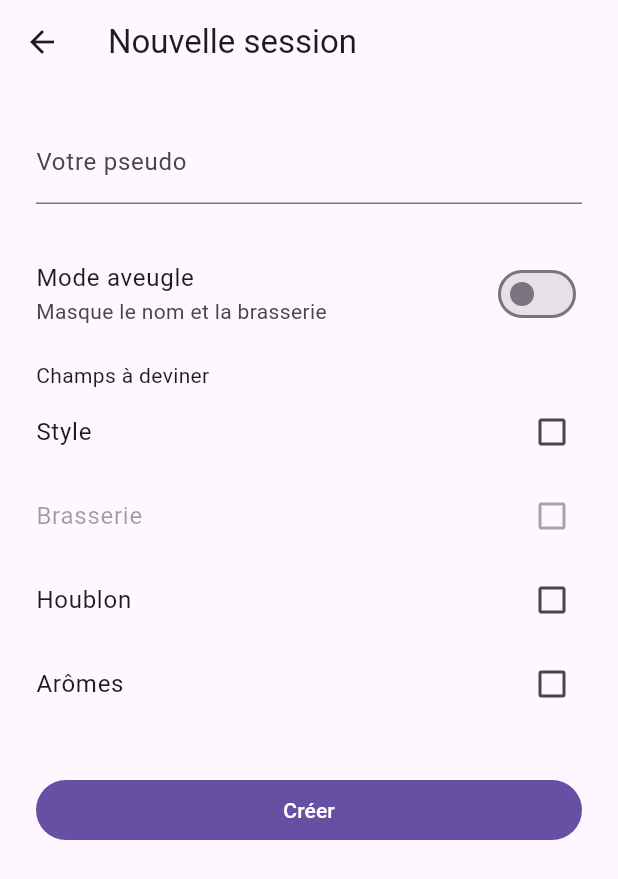
After one commit to BLAS-Hugo/brewtaste, a Flutter app: the CreateSessionScreen screen opened directly, on a phone screen of 412 x 824 dp. The commit adds this screen. Shown: the top 879 px of the screen. Run offline on Flutter 3.47's test engine with Material 3 defaults, Android fonts, the phone set to English and light mode, and no system bars; drawn by our look-alikes of sentry_flutter; our stand-ins replace app_links, appwrite, flutter_riverpod, freezed_annotation, go_router, riverpod_annotation; generated files the repository leaves out were written again; network calls fail.

Commit message:
feat(session): CreateSessionScreen + JoinSessionScreen (#13)
- Add CreateSessionScreen: pseudo, blind mode toggle, guess field checkboxes (brewery auto-disabled when not blind); navigates to lobby on success
- Add JoinSessionScreen: code input (auto-uppercased), pseudo, per-error inline messages; navigates to lobby on success
- Add CreateSessionNotifier / JoinSessionNotifier (AsyncNotifier); auth failure is caught inside AsyncValue.guard to avoid stuck loading state
- Extend CreateSessionUseCase to register host as participant (pseudo param added); update tests including assertion that createParticipant is called with correct host args
- Wire /session/create and /session/join routes in GoRouter
- Wire HomeScreen navigation buttons

Co-Authored-By: Claude Sonnet 4.6 <noreply@anthropic.com>

```diff
--- a/lib/core/router/app_router.dart
+++ b/lib/core/router/app_router.dart
@@ -1,4 +1,6 @@
+import 'package:brewtaste/features/session/presentation/screens/create_session_screen.dart';
 import 'package:brewtaste/features/session/presentation/screens/home_screen.dart';
+import 'package:brewtaste/features/session/presentation/screens/join_session_screen.dart';
 import 'package:flutter/material.dart';
 import 'package:go_router/go_router.dart';
 import 'package:riverpod_annotation/riverpod_annotation.dart';
@@ -13,6 +15,14 @@ GoRouter appRouter(Ref ref) {
         path: '/',
         builder: (context, state) => const HomeScreen(),
       ),
+      GoRoute(
+        path: '/session/create',
+        builder: (context, state) => const CreateSessionScreen(),
+      ),
+      GoRoute(
+        path: '/session/join',
+        builder: (context, state) => const JoinSessionScreen(),
+      ),
     ],
     errorBuilder: (context, state) => Scaffold(
       body: Center(child: Text('Page not found: ${state.error}')),
--- a/lib/features/session/domain/use_cases/create_session_use_case.dart
+++ b/lib/features/session/domain/use_cases/create_session_use_case.dart
@@ -19,7 +19,8 @@ final class CreateSessionUseCase {
 
   static const _maxAttempts = 5;
 
-  /// Creates a new session for [hostId].
+  /// Creates a new session for [hostId] and registers the host as a
+  /// participant under [pseudo].
   ///
   /// Generates a unique `BREW-XXXX` code, retrying up to 5 times on
   /// collision. Throws [SessionCodeCollisionException] (already reported
@@ -37,6 +38,7 @@ final class CreateSessionUseCase {
   /// Sentry before propagating to the caller.
   Future<Session> call({
     required String hostId,
+    required String pseudo,
     required bool isBlind,
     required List<GuessField> guessFields,
   }) async {
@@ -45,12 +47,19 @@ final class CreateSessionUseCase {
       try {
         final existing = await _repository.getSessionByCode(code);
         if (existing == null) {
-          return await _repository.createSession(
+          final session = await _repository.createSession(
             hostId: hostId,
             isBlind: isBlind,
             guessFields: guessFields,
             code: code,
           );
+          await _repository.createParticipant(
+            sessionId: session.id,
+            userId: hostId,
+            pseudo: pseudo,
+            isHost: true,
+          );
+          return session;
         }
         // existing != null → code is taken, try next
       } on SessionRevealedException {
--- /dev/null
+++ b/lib/features/session/presentation/screens/create_session_screen.dart
@@ -0,0 +1,175 @@
+import 'package:brewtaste/features/session/domain/errors/session_errors.dart';
+import 'package:brewtaste/features/session/presentation/notifiers/create_session_notifier.dart';
+import 'package:brewtaste/shared/domain/entities/session.dart';
+import 'package:flutter/material.dart';
+import 'package:flutter_riverpod/flutter_riverpod.dart';
+import 'package:go_router/go_router.dart';
+
+class CreateSessionScreen extends ConsumerStatefulWidget {
+  const CreateSessionScreen({super.key});
+
+  @override
+  ConsumerState<CreateSessionScreen> createState() =>
+      _CreateSessionScreenState();
+}
+
+class _CreateSessionScreenState extends ConsumerState<CreateSessionScreen> {
+  final _pseudoController = TextEditingController();
+  bool _isBlind = false;
+  final _guessFields = <GuessField>{};
+  bool _pseudoEmpty = false;
+
+  @override
+  void dispose() {
+    _pseudoController.dispose();
+    super.dispose();
+  }
+
+  void _toggleGuessField(GuessField field) {
+    setState(() {
+      if (_guessFields.contains(field)) {
+        _guessFields.remove(field);
+      } else {
+        _guessFields.add(field);
+      }
+    });
+  }
+
+  void _onBlindChanged(bool value) {
+    setState(() {
+      _isBlind = value;
+      if (!value) _guessFields.remove(GuessField.brewery);
+    });
+  }
+
+  Future<void> _submit() async {
+    final pseudo = _pseudoController.text.trim();
+    if (pseudo.isEmpty) {
+      setState(() => _pseudoEmpty = true);
+      return;
+    }
+    setState(() => _pseudoEmpty = false);
+    await ref.read(createSessionProvider.notifier).submit(
+          pseudo: pseudo,
+          isBlind: _isBlind,
+          guessFields: _guessFields.toList(),
+        );
+  }
+
+  String _errorMessage(Object error) {
+    if (error is SessionCodeCollisionException) {
+      return 'Impossible de générer un code unique, réessayez.';
+    }
+    return 'Une erreur inattendue est survenue.';
+  }
+
+  @override
+  Widget build(BuildContext context) {
+    ref.listen(createSessionProvider, (_, next) {
+      next.whenData((session) {
+        if (session != null) context.go('/session/${session.id}/lobby');
+      });
+    });
+
+    final state = ref.watch(createSessionProvider);
+    final isLoading = state.isLoading;
+
+    return Scaffold(
+      appBar: AppBar(title: const Text('Nouvelle session')),
+      body: ListView(
+        padding: const EdgeInsets.all(24),
+        children: [
+          TextField(
+            controller: _pseudoController,
+            decoration: InputDecoration(
+              labelText: 'Votre pseudo',
+              errorText: _pseudoEmpty ? 'Requis' : null,
+            ),
+            textCapitalization: TextCapitalization.words,
+            enabled: !isLoading,
+            onChanged: (_) {
+              if (_pseudoEmpty) setState(() => _pseudoEmpty = false);
+            },
+          ),
+          const SizedBox(height: 24),
+          SwitchListTile(
+            title: const Text('Mode aveugle'),
+            subtitle: const Text('Masque le nom et la brasserie'),
+            value: _isBlind,
+            onChanged: isLoading ? null : _onBlindChanged,
+            contentPadding: EdgeInsets.zero,
+          ),
+          const SizedBox(height: 8),
+          const Text('Champs à deviner'),
+          _GuessFieldTile(
+            label: 'Style',
+            checked: _guessFields.contains(GuessField.style),
+            onTap: isLoading ? null : () => _toggleGuessField(GuessField.style),
+          ),
+          _GuessFieldTile(
+            label: 'Brasserie',
+            checked: _guessFields.contains(GuessField.brewery),
+            enabled: _isBlind,
+            onTap: isLoading
+                ? null
+                : () => _toggleGuessField(GuessField.brewery),
+          ),
+          _GuessFieldTile(
+            label: 'Houblon',
+            checked: _guessFields.contains(GuessField.hops),
+            onTap: isLoading ? null : () => _toggleGuessField(GuessField.hops),
+          ),
+          _GuessFieldTile(
+            label: 'Arômes',
+            checked: _guessFields.contains(GuessField.aromas),
+            onTap: isLoading
+                ? null
+                : () => _toggleGuessField(GuessField.aromas),
+          ),
+          const SizedBox(height: 32),
+          FilledButton(
+            onPressed: isLoading ? null : _submit,
+            child: isLoading
+                ? const SizedBox.square(
+                    dimension: 20,
+                    child: CircularProgressIndicator(strokeWidth: 2),
+                  )
+                : const Text('Créer'),
+          ),
+          if (state.hasError) ...[
+            const SizedBox(height: 12),
+            Text(
+              _errorMessage(state.error!),
+              style: TextStyle(color: Theme.of(context).colorScheme.error),
+              textAlign: TextAlign.center,
+            ),
+          ],
+        ],
+      ),
+    );
+  }
+}
+
+class _GuessFieldTile extends StatelessWidget {
+  const _GuessFieldTile({
+    required this.label,
+    required this.checked,
+    this.enabled = true,
+    this.onTap,
+  });
+
+  final String label;
+  final bool checked;
+  final bool enabled;
+  final VoidCallback? onTap;
+
+  @override
+  Widget build(BuildContext context) {
+    return CheckboxListTile(
+      title: Text(label),
+      value: checked,
+      onChanged: (enabled && onTap != null) ? (_) => onTap!() : null,
+      contentPadding: EdgeInsets.zero,
+    );
+  }
+}
--- a/lib/features/session/presentation/screens/home_screen.dart
+++ b/lib/features/session/presentation/screens/home_screen.dart
@@ -1,5 +1,6 @@
 import 'package:flutter/material.dart';
 import 'package:flutter_riverpod/flutter_riverpod.dart';
+import 'package:go_router/go_router.dart';
 
 class HomeScreen extends ConsumerWidget {
   const HomeScreen({super.key});
@@ -12,12 +13,12 @@ class HomeScreen extends ConsumerWidget {
           mainAxisSize: MainAxisSize.min,
           children: [
             ElevatedButton(
-              onPressed: () {},
+              onPressed: () => context.push('/session/create'),
               child: const Text('Créer une session'),
             ),
             const SizedBox(height: 16),
             OutlinedButton(
-              onPressed: () {},
+              onPressed: () => context.push('/session/join'),
               child: const Text('Rejoindre une session'),
             ),
           ],
```
Also changed, not shown: lib/features/session/presentation/notifiers/create_session_notifier.dart (added, +29 -0 lines), lib/features/session/presentation/notifiers/join_session_notifier.dart (added, +27 -0 lines), lib/features/session/presentation/screens/join_session_screen.dart (added, +129 -0 lines), 1 other file.
